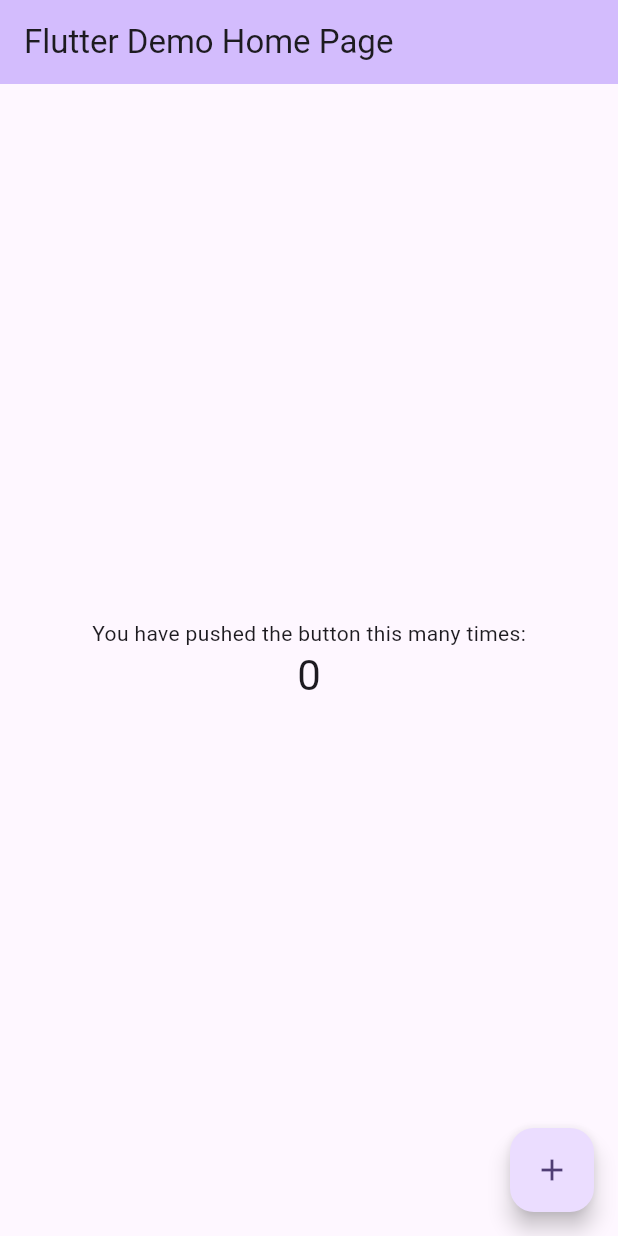
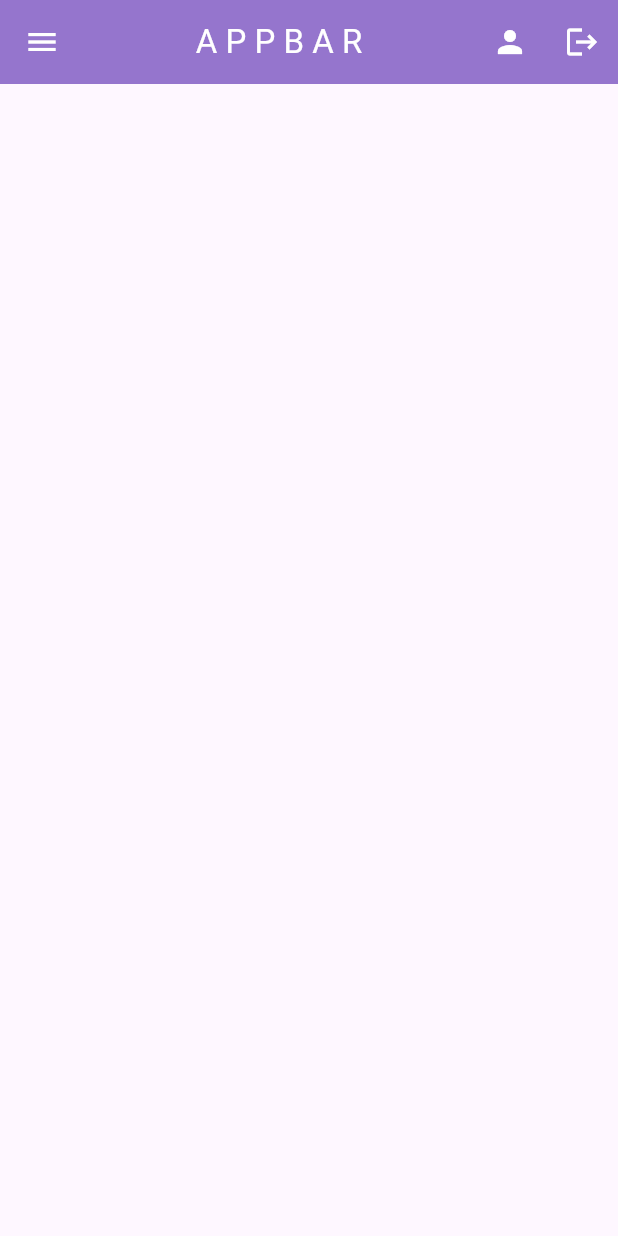
Before and after one commit to Karthik-Patchamatla/flutter-widgets, a Flutter app: the screen it shows after launch, on a phone screen of 412 x 824 dp. Run offline on Flutter 3.47's test engine with Material 3 defaults, Android fonts, the phone set to English and light mode, and no system bars.

Commit message:
AppBar Done

```diff
--- a/widgets/analysis_options.yaml
+++ b/widgets/analysis_options.yaml
@@ -7,6 +7,10 @@
 
 # The following line activates a set of recommended lints for Flutter apps,
 # packages, and plugins designed to encourage good coding practices.
+analyzer:
+  errors:
+    prefer_const_constructors: ignore
+    prefer_const_literals_to_create_immutables: ignore
 include: package:flutter_lints/flutter.yaml
 
 linter:
--- /dev/null
+++ b/widgets/lib/Components/appBar.dart
@@ -0,0 +1,124 @@
+import 'package:flutter/material.dart';
+
+class Appbar extends StatefulWidget {
+  const Appbar({super.key});
+
+  @override
+  State<Appbar> createState() => _AppbarState();
+}
+
+class _AppbarState extends State<Appbar> {
+  @override
+  Widget build(BuildContext context) {
+    return MaterialApp(
+      debugShowCheckedModeBanner: false,
+      home: Scaffold(
+        appBar: AppBar(
+          iconTheme: IconThemeData(
+            color: Colors.white,
+          ),
+          backgroundColor: Colors.deepPurple[300],
+          elevation: 0,
+          title: Center(
+            child: Text(
+              "A P P B A R",
+              style: TextStyle(
+                color: Colors.white,
+              ),
+            ),
+          ),
+          actions: [
+            IconButton(
+              onPressed: () {},
+              icon: Icon(Icons.person),
+              color: Colors.white,
+            ),
+            IconButton(
+              onPressed: () {},
+              icon: Icon(Icons.logout),
+              color: Colors.white,
+            ),
+          ],
+        ),
+        drawer: Drawer(
+          backgroundColor: Colors.deepPurple[100],
+          child: Column(
+            mainAxisAlignment: MainAxisAlignment.end,
+            children: [
+              DrawerHeader(child: Text("W E L C O M E")),
+              ListTile(
+                leading: Icon(Icons.home),
+                title: Text("Home"),
+                onTap: () {
+                  // Code to Perform
+                },
+              ),
+              ListTile(
+                leading: Icon(Icons.person),
+                title: Text('Profile Settings'),
+                onTap: () {
+                  // Code to perform
+                },
+              ),
+              ListTile(
+                leading: Icon(Icons.shopping_cart),
+                title: Text("Cart"),
+                onTap: () {
+                  // Code to perform
+                },
+              ),
+              ListTile(
+                leading: Icon(Icons.favorite),
+                title: Text("Favourites"),
+                onTap: () {
+                  // Code to perform
+                },
+              ),
+              ListTile(
+                leading: Icon(Icons.phone),
+                title: Text("Contact Us"),
+                onTap: () {
+                  // Code to perform
+                },
+              ),
+              ListTile(
+                leading: Icon(Icons.email),
+                title: Text("Email Us"),
+                onTap: () {
+                  // Code to perform
+                },
+              ),
+
+              Spacer(),
+
+              // Horizontal layout for Settings and Logout
+              Row(
+                children: [
+                  Expanded(
+                    child: ListTile(
+                      leading: Icon(Icons.settings),
+                      title: Text('Settings'),
+                      onTap: () {
+                        // Code to perform
+                      },
+                    ),
+                  ),
+                  Expanded(
+                    child: ListTile(
+                      leading: Icon(Icons.exit_to_app),
+                      title: Text("Logout"),
+                      onTap: () {
+                        // Code to perform
+                      },
+                    ),
+                  ),
+                ],
+              ),
+
+            ],
+          ),
+        ),
+      ),
+    );
+  }
+}
--- a/widgets/lib/main.dart
+++ b/widgets/lib/main.dart
@@ -1,4 +1,7 @@
+// ignore_for_file: prefer_const_constructors
+
 import 'package:flutter/material.dart';
+import 'package:widgets/Components/appBar.dart';
 
 void main() {
   runApp(const MyApp());
@@ -11,115 +14,8 @@ class MyApp extends StatelessWidget {
   @override
   Widget build(BuildContext context) {
     return MaterialApp(
-      title: 'Flutter Demo',
-      theme: ThemeData(
-        // This is the theme of your application.
-        //
-        // TRY THIS: Try running your application with "flutter run". You'll see
-        // the application has a purple toolbar. Then, without quitting the app,
-        // try changing the seedColor in the colorScheme below to Colors.green
-        // and then invoke "hot reload" (save your changes or press the "hot
-        // reload" button in a Flutter-supported IDE, or press "r" if you used
-        // the command line to start the app).
-        //
-        // Notice that the counter didn't reset back to zero; the application
-        // state is not lost during the reload. To reset the state, use hot
-        // restart instead.
-        //
-        // This works for code too, not just values: Most code changes can be
-        // tested with just a hot reload.
-        colorScheme: ColorScheme.fromSeed(seedColor: Colors.deepPurple),
-        useMaterial3: true,
-      ),
-      home: const MyHomePage(title: 'Flutter Demo Home Page'),
+      // A p p B a r
+      home: Appbar(),
     );
   }
 }
-
-class MyHomePage extends StatefulWidget {
-  const MyHomePage({super.key, required this.title});
-
-  // This widget is the home page of your application. It is stateful, meaning
-  // that it has a State object (defined below) that contains fields that affect
-  // how it looks.
-
-  // This class is the configuration for the state. It holds the values (in this
-  // case the title) provided by the parent (in this case the App widget) and
-  // used by the build method of the State. Fields in a Widget subclass are
-  // always marked "final".
-
-  final String title;
-
-  @override
-  State<MyHomePage> createState() => _MyHomePageState();
-}
-
-class _MyHomePageState extends State<MyHomePage> {
-  int _counter = 0;
-
-  void _incrementCounter() {
-    setState(() {
-      // This call to setState tells the Flutter framework that something has
-      // changed in this State, which causes it to rerun the build method below
-      // so that the display can reflect the updated values. If we changed
-      // _counter without calling setState(), then the build method would not be
-      // called again, and so nothing would appear to happen.
-      _counter++;
-    });
-  }
-
-  @override
-  Widget build(BuildContext context) {
-    // This method is rerun every time setState is called, for instance as done
-    // by the _incrementCounter method above.
-    //
-    // The Flutter framework has been optimized to make rerunning build methods
-    // fast, so that you can just rebuild anything that needs updating rather
-    // than having to individually change instances of widgets.
-    return Scaffold(
-      appBar: AppBar(
-        // TRY THIS: Try changing the color here to a specific color (to
-        // Colors.amber, perhaps?) and trigger a hot reload to see the AppBar
-        // change color while the other colors stay the same.
-        backgroundColor: Theme.of(context).colorScheme.inversePrimary,
-        // Here we take the value from the MyHomePage object that was created by
-        // the App.build method, and use it to set our appbar title.
-        title: Text(widget.title),
-      ),
-      body: Center(
-        // Center is a layout widget. It takes a single child and positions it
-        // in the middle of the parent.
-        child: Column(
-          // Column is also a layout widget. It takes a list of children and
-          // arranges them vertically. By default, it sizes itself to fit its
-          // children horizontally, and tries to be as tall as its parent.
-          //
-          // Column has various properties to control how it sizes itself and
-          // how it positions its children. Here we use mainAxisAlignment to
-          // center the children vertically; the main axis here is the vertical
-          // axis because Columns are vertical (the cross axis would be
-          // horizontal).
-          //
-          // TRY THIS: Invoke "debug painting" (choose the "Toggle Debug Paint"
-          // action in the IDE, or press "p" in the console), to see the
-          // wireframe for each widget.
-          mainAxisAlignment: MainAxisAlignment.center,
-          children: <Widget>[
-            const Text(
-              'You have pushed the button this many times:',
-            ),
-            Text(
-              '$_counter',
-              style: Theme.of(context).textTheme.headlineMedium,
-            ),
-          ],
-        ),
-      ),
-      floatingActionButton: FloatingActionButton(
-        onPressed: _incrementCounter,
-        tooltip: 'Increment',
-        child: const Icon(Icons.add),
-      ), // This trailing comma makes auto-formatting nicer for build methods.
-    );
-  }
-}
--- a/widgets/pubspec.yaml
+++ b/widgets/pubspec.yaml
@@ -59,7 +59,7 @@ flutter:
   uses-material-design: true
 
   # To add assets to your application, add an assets section, like this:
-  # assets:
+  # assests:
   #   - images/a_dot_burr.jpeg
   #   - images/a_dot_ham.jpeg
 
```
